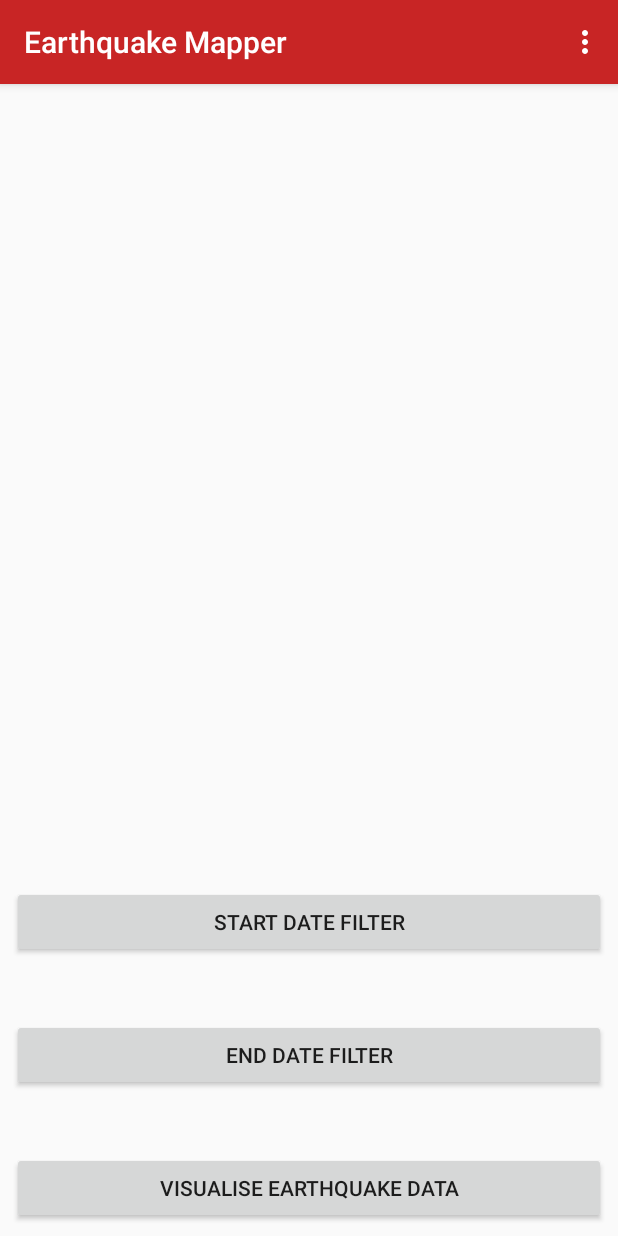
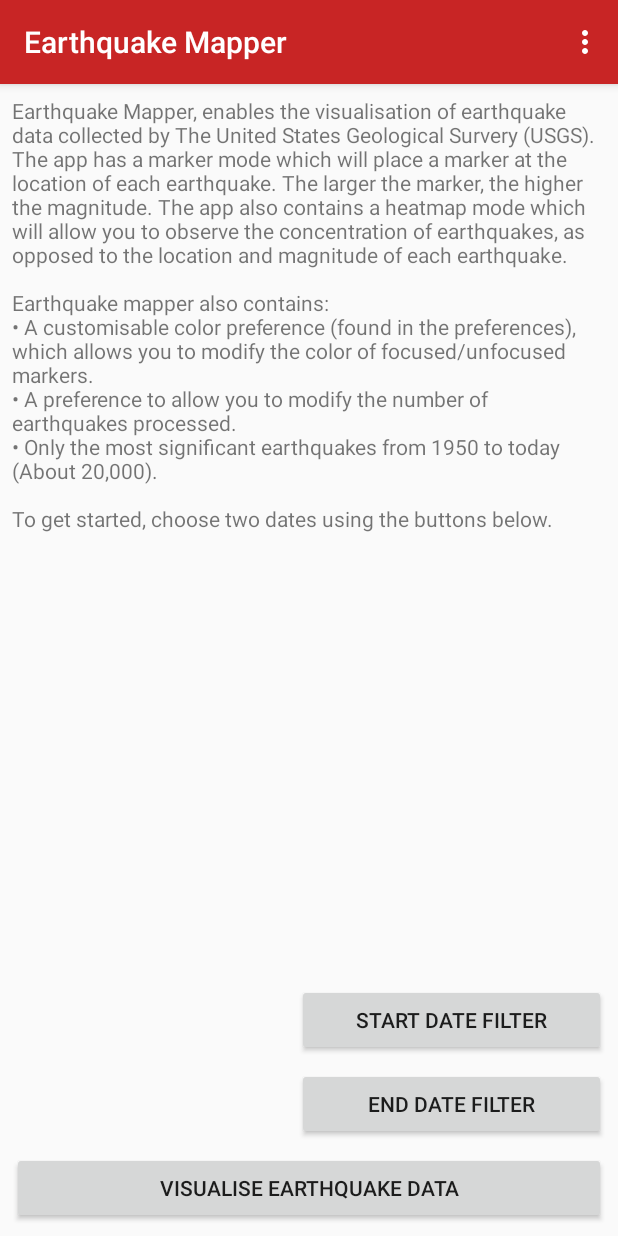
Before and after one commit to jamesl33/300CEM-Course-Work, an Android app: the screen it shows after launch (MainActivity), on a phone screen of 412 x 824 dp. Run offline under Robolectric (Android 15) with nearby library versions, the phone set to English and light mode, and no system bars; libraries missing offline, so code that uses them is left out: com.readystatesoftware.sqliteasset; 14 statements that could not run were skipped.

Commit message:
Improve the home screen user interface. Added an app description.

```diff
--- a/app/src/main/java/lee/james/earthquakemapper/MainActivity.java
+++ b/app/src/main/java/lee/james/earthquakemapper/MainActivity.java
@@ -6,11 +6,12 @@
 import android.support.v7.app.AppCompatActivity;
 import android.support.v7.preference.PreferenceManager;
 import android.support.v7.widget.Toolbar;
+import android.text.method.ScrollingMovementMethod;
 import android.view.Menu;
 import android.view.MenuItem;
 import android.view.View;
 import android.widget.DatePicker;
-import android.widget.EditText;
+import android.widget.TextView;
 import android.widget.Toast;
 
 import java.text.SimpleDateFormat;
@@ -42,6 +43,10 @@
         this.startDate = earthquakeDatabase.getOldest().getDate();
         this.endDate = earthquakeDatabase.getLatest().getDate();
         this.updateDatePreviews();
+
+        // Make the app description scrollable if it doesn't fit on the users display
+        TextView app_description = findViewById(R.id.text_view_app_description);
+        app_description.setMovementMethod(new ScrollingMovementMethod());
     }
 
     @Override
@@ -69,11 +74,11 @@
 
     public void updateDatePreviews() {
         SimpleDateFormat dateFormat = new SimpleDateFormat("yyyy/MM/dd", Locale.US);
-        EditText edit_text_start_date = findViewById(R.id.edit_text_start_date);
-        EditText edit_text_end_date = findViewById(R.id.edit_text_end_date);
+        TextView text_view_start_date = findViewById(R.id.text_view_start_date);
+        TextView text_view_end_date = findViewById(R.id.text_view_end_date);
 
-        edit_text_start_date.setText(dateFormat.format(this.startDate));
-        edit_text_end_date.setText(dateFormat.format(this.endDate));
+        text_view_start_date.setText(dateFormat.format(this.startDate));
+        text_view_end_date.setText(dateFormat.format(this.endDate));
     }
 
     public void pickStartDate(View view) {
@@ -98,6 +103,7 @@
         EarthquakeDatabaseHelper earthquakeDatabase = new EarthquakeDatabaseHelper(this);
         startDatePicker.getDatePicker().setMinDate(earthquakeDatabase.getOldest().getDate().getTime());
         startDatePicker.getDatePicker().setMaxDate(earthquakeDatabase.getLatest().getDate().getTime());
+        startDatePicker.getDatePicker().setDescendantFocusability(DatePicker.FOCUS_BLOCK_DESCENDANTS);
         startDatePicker.show();
     }
 
@@ -125,6 +131,7 @@
         endDatePicker.getDatePicker().setMinDate(this.startDate.getTime());
         EarthquakeDatabaseHelper earthquakeDatabase = new EarthquakeDatabaseHelper(this);
         endDatePicker.getDatePicker().setMaxDate(earthquakeDatabase.getLatest().getDate().getTime());
+        endDatePicker.getDatePicker().setDescendantFocusability(DatePicker.FOCUS_BLOCK_DESCENDANTS);
         endDatePicker.show();
     }
 
--- /dev/null
+++ b/app/src/main/res/drawable/ic_arrow_drop_down_black_24dp.xml
@@ -0,0 +1,9 @@
+<vector xmlns:android="http://schemas.android.com/apk/res/android"
+        android:width="24dp"
+        android:height="24dp"
+        android:viewportWidth="24.0"
+        android:viewportHeight="24.0">
+    <path
+        android:fillColor="#FF000000"
+        android:pathData="M7,10l5,5 5,-5z"/>
+</vector>
--- a/app/src/main/res/layout/activity_main.xml
+++ b/app/src/main/res/layout/activity_main.xml
@@ -33,38 +33,32 @@
             android:id="@+id/button_end_date"
             android:layout_width="0dp"
             android:layout_height="wrap_content"
-            android:layout_marginStart="8dp"
             android:layout_marginEnd="8dp"
             android:layout_marginBottom="8dp"
             android:onClick="pickEndDate"
             android:text="@string/date_picker_end_date"
-            app:layout_constraintBottom_toTopOf="@+id/edit_text_end_date"
+            app:layout_constraintBottom_toTopOf="@+id/button_display_maps"
             app:layout_constraintEnd_toEndOf="parent"
-            app:layout_constraintHorizontal_bias="0.0"
-            app:layout_constraintStart_toStartOf="parent" />
+            app:layout_constraintWidth_percent="0.5" />
 
         <Button
             android:id="@+id/button_start_date"
             android:layout_width="0dp"
             android:layout_height="wrap_content"
-            android:layout_marginStart="8dp"
             android:layout_marginEnd="8dp"
             android:layout_marginBottom="8dp"
             android:onClick="pickStartDate"
             android:text="@string/date_picker_start_date"
-            app:layout_constraintBottom_toTopOf="@+id/edit_text_start_date"
+            app:layout_constraintBottom_toTopOf="@+id/button_end_date"
             app:layout_constraintEnd_toEndOf="parent"
-            app:layout_constraintHorizontal_bias="0.0"
-            app:layout_constraintStart_toStartOf="parent" />
+            app:layout_constraintWidth_percent="0.5" />
 
         <Button
             android:id="@+id/button_display_maps"
             android:layout_width="0dp"
             android:layout_height="wrap_content"
             android:layout_marginStart="8dp"
-            android:layout_marginLeft="8dp"
             android:layout_marginEnd="8dp"
-            android:layout_marginRight="8dp"
             android:layout_marginBottom="8dp"
             android:onClick="visualizeEarthquakes"
             android:text="@string/launch_maps_button"
@@ -72,38 +66,45 @@
             app:layout_constraintEnd_toEndOf="parent"
             app:layout_constraintStart_toStartOf="parent" />
 
-        <EditText
-            android:id="@+id/edit_text_start_date"
+        <TextView
+            android:id="@+id/text_view_end_date"
             android:layout_width="0dp"
             android:layout_height="wrap_content"
             android:layout_marginStart="8dp"
             android:layout_marginEnd="8dp"
-            android:layout_marginBottom="8dp"
-            android:background="@null"
-            android:ems="10"
-            android:enabled="false"
-            android:inputType="date"
-            android:singleLine="false"
+            android:text=""
             android:textAlignment="center"
-            app:layout_constraintBottom_toTopOf="@+id/button_end_date"
-            app:layout_constraintEnd_toEndOf="parent"
-            app:layout_constraintStart_toStartOf="parent" />
+            android:textStyle="bold"
+            app:layout_constraintBaseline_toBaselineOf="@+id/button_end_date"
+            app:layout_constraintEnd_toStartOf="@+id/button_end_date"
+            app:layout_constraintStart_toStartOf="parent"
+            app:layout_constraintWidth_percent="0.5" />
 
-        <EditText
-            android:id="@+id/edit_text_end_date"
+        <TextView
+            android:id="@+id/text_view_start_date"
             android:layout_width="0dp"
             android:layout_height="wrap_content"
             android:layout_marginStart="8dp"
             android:layout_marginEnd="8dp"
-            android:layout_marginBottom="8dp"
-            android:background="@null"
-            android:ems="10"
-            android:enabled="false"
-            android:inputType="date"
+            android:text=""
             android:textAlignment="center"
-            app:layout_constraintBottom_toTopOf="@+id/button_display_maps"
+            android:textStyle="bold"
+            app:layout_constraintBaseline_toBaselineOf="@+id/button_start_date"
+            app:layout_constraintEnd_toStartOf="@+id/button_start_date"
+            app:layout_constraintStart_toStartOf="parent"
+            app:layout_constraintWidth_percent="0.5" />
+
+        <TextView
+            android:id="@+id/text_view_app_description"
+            android:layout_width="0dp"
+            android:layout_height="wrap_content"
+            android:layout_marginStart="8dp"
+            android:layout_marginTop="8dp"
+            android:layout_marginEnd="8dp"
+            android:text="@string/app_description"
             app:layout_constraintEnd_toEndOf="parent"
-            app:layout_constraintStart_toStartOf="parent" />
+            app:layout_constraintStart_toStartOf="parent"
+            app:layout_constraintTop_toTopOf="parent" />
 
     </android.support.constraint.ConstraintLayout>
 
--- /dev/null
+++ b/app/src/main/res/layout/arrow_dropdown.xml
@@ -0,0 +1,8 @@
+<?xml version="1.0" encoding="utf-8"?>
+<ImageView
+    xmlns:android="http://schemas.android.com/apk/res/android"
+    android:layout_width="wrap_content"
+    android:layout_height="wrap_content"
+    android:gravity="center"
+    android:padding="4dp"
+    android:src="@drawable/ic_arrow_drop_down_black_24dp" />
--- a/app/src/main/res/values/colors.xml
+++ b/app/src/main/res/values/colors.xml
@@ -37,4 +37,8 @@
         <item>#64607D8B</item>
     </string-array>
 
+    <!-- Extra colors -->
+
+    <color name="black">#000000</color>
+
 </resources>
--- a/app/src/main/res/values/strings.xml
+++ b/app/src/main/res/values/strings.xml
@@ -2,6 +2,7 @@
 
     <!-- Values related to main app -->
     <string name="app_name">Earthquake Mapper</string>
+    <string name="app_description">Earthquake Mapper, enables the visualisation of earthquake data collected by The United States Geological Survery (USGS). The app has a marker mode which will place a marker at the location of each earthquake. The larger the marker, the higher the magnitude. The app also contains a heatmap mode which will allow you to observe the concentration of earthquakes, as opposed to the location and magnitude of each earthquake.\n\nEarthquake mapper also contains:\n\u2022 A customisable color preference (found in the preferences), which allows you to modify the color of focused/unfocused markers.\n\u2022 A preference to allow you to modify the number of earthquakes processed.\n\u2022 Only the most significant earthquakes from 1950 to today (About 20,000).\n\nTo get started, choose two dates using the buttons below.</string>
 
     <!-- Values related to MainActivity -->
     <string name="date_picker_start_date">Start Date Filter</string>
--- a/app/src/main/res/xml/preferences.xml
+++ b/app/src/main/res/xml/preferences.xml
@@ -15,8 +15,8 @@
     </PreferenceCategory>
 
     <PreferenceCategory
-        android:key="earthquakes_category"
-        android:title="Earthquakes">
+        android:key="marker_category"
+        android:title="Markers">
 
         <ListPreference
             android:defaultValue="10"
@@ -26,13 +26,14 @@
             android:entryValues="@array/earthquake_count_values"
             android:negativeButtonText="@null"
             android:positiveButtonText="@null"
-            android:title="Earthquake Count" />
+            android:title="Earthquake Count"
+            android:widgetLayout="@layout/arrow_dropdown"/>
 
         <com.kizitonwose.colorpreferencecompat.ColorPreferenceCompat
             android:defaultValue="@color/focusedMarkerDefault"
             android:key="focused_marker_color"
-            android:summary="The color of focused earthquake marker"
-            android:title="Focused Earthquake Marker Color"
+            android:summary="The color of the focused earthquake marker"
+            android:title="Focused Marker Color"
             app:colorChoices="@array/marker_color_choices"
             app:colorShape="circle" />
 
@@ -40,7 +41,7 @@
             android:defaultValue="@color/unfocusedMarkerDefault"
             android:key="unfocused_marker_color"
             android:summary="The color of the unfocused earthquake markers"
-            android:title="Unfocused Earthquake Marker Color"
+            android:title="Unfocused Marker Color"
             app:colorChoices="@array/marker_color_choices"
             app:colorShape="circle" />
 
```
